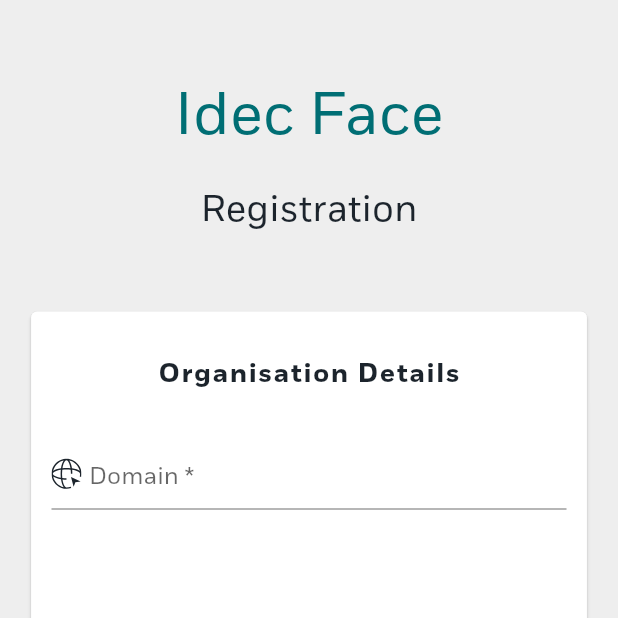
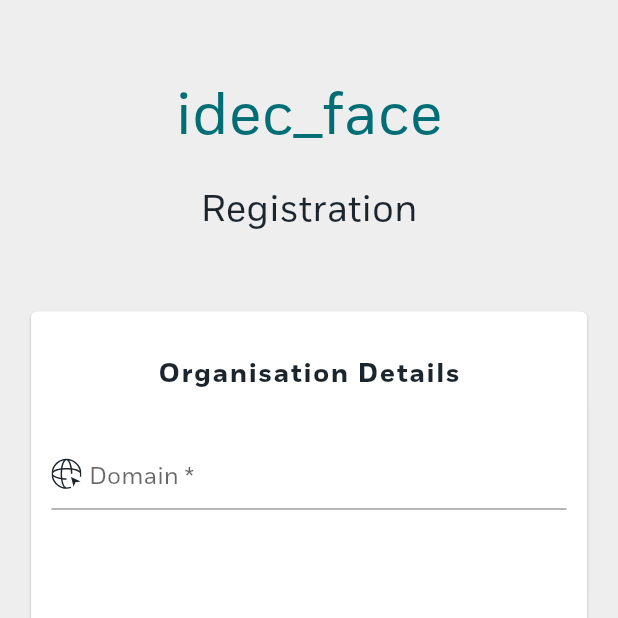
Before and after one commit to noeljolly09/idec_face, a Flutter app: the screen it shows after launch, after a tap on "Login", after a tap on "Register", on a phone screen of 412 x 824 dp, the top half of it. Run offline on Flutter 3.47's test engine with Material 2 defaults, Android fonts, the phone set to English and light mode, and no system bars; drawn by our look-alikes of smooth_page_indicator; our stand-ins replace fancy_bottom_navigation, flutter_riverpod, flutter_svg, package_info_plus; missing offline and left inert: drop_down_list.

Commit message:
added appname

```diff
--- a/lib/screens/login_screen.dart
+++ b/lib/screens/login_screen.dart
@@ -40,10 +40,14 @@ class _LoginPageState extends State<LoginPage> {
                   crossAxisAlignment: CrossAxisAlignment.center,
                   children: [
                     SizedBox(height: AppConstants.abovecoldtruthheight),
-                    CustomTextWidget(
-                      color: Theme.of(context).primaryColor,
-                      size: 40,
-                      text: AppConstants.appName,
+                    FutureBuilder(
+                      future: getAppName(),
+                      builder: (context, snapshot) {
+                        return CustomTextWidget(
+                            color: Theme.of(context).primaryColor,
+                            size: 40,
+                            text: '${snapshot.data}');
+                      },
                     ),
                     SizedBox(height: height25),
                     CustomTextWidget(
--- a/lib/screens/registration/domain_data.dart
+++ b/lib/screens/registration/domain_data.dart
@@ -2,6 +2,7 @@ import 'package:flutter/material.dart';
 
 import '../../custom_widgets/text.dart';
 import '../../custom_widgets/textfields/custom_textfield.dart';
+import '../../utils/app_info.dart';
 import '../../utils/constants.dart';
 
 class DomainPageRegistration extends StatelessWidget {
@@ -32,10 +33,14 @@ class DomainPageRegistration extends StatelessWidget {
               crossAxisAlignment: CrossAxisAlignment.center,
               children: [
                 Container(height: AppConstants.abovecoldtruthheight),
-                CustomTextWidget(
-                  color: AppConstants.primaryColor,
-                  size: 40,
-                  text: AppConstants.appName,
+                FutureBuilder(
+                  future: getAppName(),
+                  builder: (context, snapshot) {
+                    return CustomTextWidget(
+                        color: Theme.of(context).primaryColor,
+                        size: 40,
+                        text: '${snapshot.data}');
+                  },
                 ),
                 Container(height: height20),
                 CustomTextWidget(
--- a/lib/utils/app_info.dart
+++ b/lib/utils/app_info.dart
@@ -1,18 +1,11 @@
 import 'package:flutter/material.dart';
 import 'package:package_info_plus/package_info_plus.dart';
 
-getAppName() {
-  return FutureBuilder(
-    future: PackageInfo.fromPlatform(),
-    builder: (BuildContext context, AsyncSnapshot<PackageInfo> snapshot) {
-      if (snapshot.hasData) {
-        return Text(snapshot.data!.appName);
-      } else {
-        return const Text("");
-      }
-    },
-  );
+Future<String> getAppName() async {
+  final info = await PackageInfo.fromPlatform();
+  return info.appName;
 }
+
 
 getVersionNumber() {
   return FutureBuilder(
```
Also changed, not shown: lib/custom_widgets/navigation_bar.dart (+8 -2 lines), lib/screens/registration/contact_data.dart (+13 -9 lines), lib/screens/registration/gender_data.dart (+9 -4 lines), lib/screens/registration/name_data.dart (+9 -4 lines).
